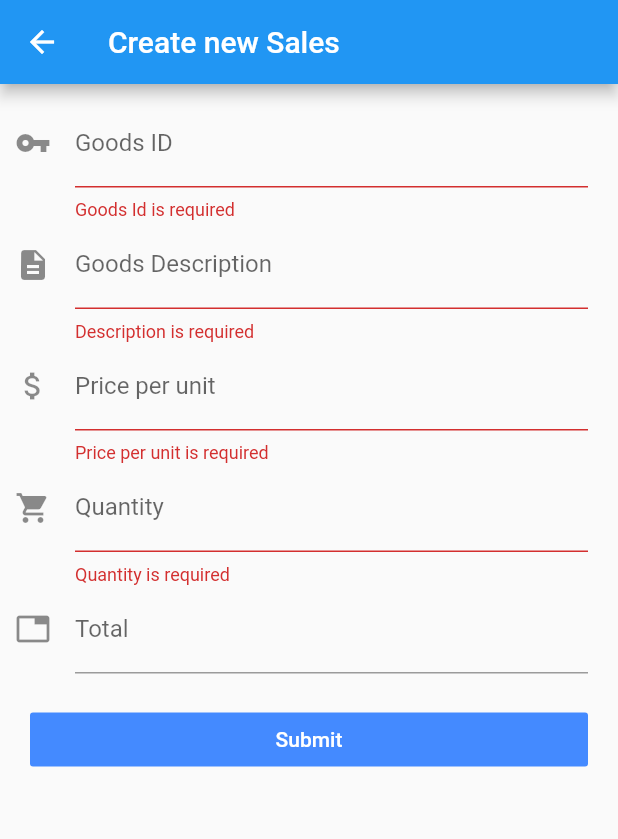
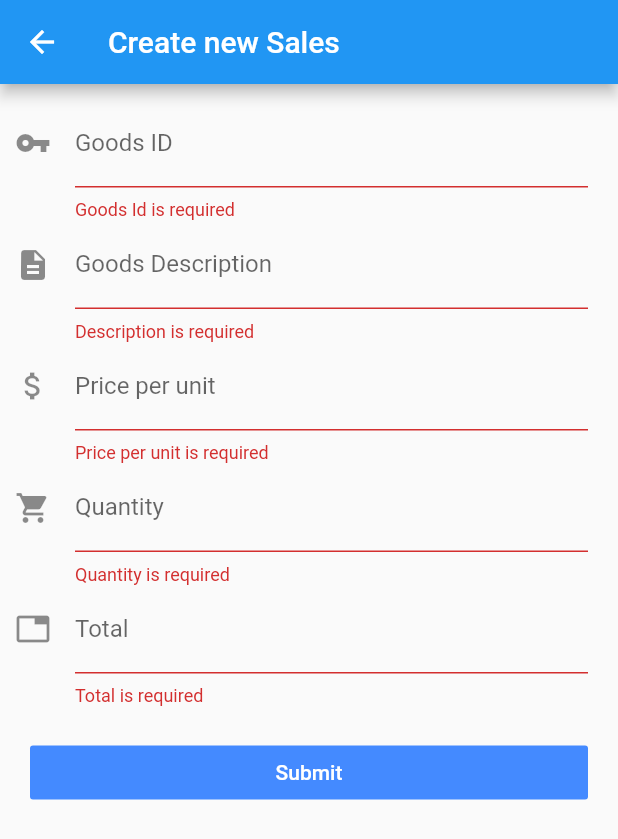
Before and after one commit to nischalshakya15/sales_mgmt, a Flutter app: the SalesForm screen opened directly, on a phone screen of 412 x 824 dp. Shown: the top 839 px of the screen. Run offline on Flutter 3.47's test engine with Material 2 defaults, Android fonts, the phone set to English and light mode, and no system bars; our stand-ins replace dio, flutter_secure_storage; accounts and stored records are empty; generated files the repository leaves out were written again.

Commit message:
Refactor sales form code

```diff
--- a/lib/org/personal/salemgmt/domain/sales/ui/sales_form.dart
+++ b/lib/org/personal/salemgmt/domain/sales/ui/sales_form.dart
@@ -14,6 +14,7 @@ class SalesForm extends StatefulWidget {
 
 class _SalesForm extends State<SalesForm> {
   final GlobalKey<FormState> _salesForm = GlobalKey<FormState>();
+
   final globalKey = GlobalKey<ScaffoldState>();
 
   void _submitForm() {
@@ -38,54 +39,75 @@ class _SalesForm extends State<SalesForm> {
         child: ListView(
           padding: EdgeInsets.fromLTRB(10, 10, 20, 20),
           children: <Widget>[
-            TextFormField(
-                decoration: InputDecoration(
-                    icon: Icon(Icons.vpn_key),
-                    hintText: "Enter goods Id",
-                    labelText: "Goods ID"),
-                validator: (val) => val.isEmpty ? 'Goods Id is required' : null,
-                onSaved: (val) => widget.sale.goodsId = val),
-            TextFormField(
-                decoration: InputDecoration(
-                    icon: Icon(Icons.description),
-                    hintText: "Enter description",
-                    labelText: "Goods Description"),
-                validator: (val) =>
-                    val.isEmpty ? 'Description is required' : null,
-                onSaved: (val) => widget.sale.description = val),
-            TextFormField(
-                decoration: InputDecoration(
-                    icon: Icon(Icons.attach_money),
-                    hintText: "Enter price per unit",
-                    labelText: "Price per unit"),
-                validator: (val) =>
-                    val.isEmpty ? 'Price per unit is required' : null,
-                onSaved: (val) => widget.sale.pricePerUnit = double.parse(val)),
-            TextFormField(
-                decoration: InputDecoration(
-                    icon: Icon(Icons.local_grocery_store),
-                    hintText: "Enter quantity",
-                    labelText: "Quantity"),
-                validator: (val) => val.isEmpty ? 'Quantity is required' : null,
-                onSaved: (val) => widget.sale.quantity = int.parse(val)),
-            TextFormField(
-                decoration: InputDecoration(
-                    icon: Icon(Icons.tab),
-                    hintText: "Total",
-                    labelText: "Total"),
-                onSaved: (val) => widget.sale.totalSales = double.parse(val)),
-            Container(
-                padding: EdgeInsets.only(left: 10.0, top: 20.0),
-                child: FlatButton(
-                  color: Colors.blueAccent,
-                  padding: EdgeInsets.all(8.0),
-                  textColor: Colors.white,
-                  child: Text('Submit'),
-                  onPressed: _submitForm,
-                ))
+            goodsIdTextFormField(),
+            goodsDescriptionTextFormField(),
+            pricePerUnitTextFormField(),
+            quantityTextFormField(),
+            totalSalesTextFormField(),
+            submitFlatButton()
           ],
         ),
       ),
     );
   }
+
+  Container submitFlatButton() {
+    return Container(
+        padding: EdgeInsets.only(left: 10.0, top: 20.0),
+        child: FlatButton(
+          color: Colors.blueAccent,
+          padding: EdgeInsets.all(8.0),
+          textColor: Colors.white,
+          child: Text('Submit'),
+          onPressed: _submitForm,
+        ));
+  }
+
+  TextFormField totalSalesTextFormField() {
+    return TextFormField(
+        decoration: InputDecoration(
+            icon: Icon(Icons.tab), hintText: "Total", labelText: "Total"),
+        validator: (val) => val.isEmpty ? 'Total is required' : null,
+        onSaved: (val) => widget.sale.totalSales = double.parse(val));
+  }
+
+  TextFormField quantityTextFormField() {
+    return TextFormField(
+        decoration: InputDecoration(
+            icon: Icon(Icons.local_grocery_store),
+            hintText: "Enter quantity",
+            labelText: "Quantity"),
+        validator: (val) => val.isEmpty ? 'Quantity is required' : null,
+        onSaved: (val) => widget.sale.quantity = int.parse(val));
+  }
+
+  TextFormField pricePerUnitTextFormField() {
+    return TextFormField(
+        decoration: InputDecoration(
+            icon: Icon(Icons.attach_money),
+            hintText: "Enter price per unit",
+            labelText: "Price per unit"),
+        validator: (val) => val.isEmpty ? 'Price per unit is required' : null,
+        onSaved: (val) => widget.sale.pricePerUnit = double.parse(val));
+  }
+
+  TextFormField goodsDescriptionTextFormField() {
+    return TextFormField(
+        decoration: InputDecoration(
+            icon: Icon(Icons.description),
+            hintText: "Enter description",
+            labelText: "Goods Description"),
+        validator: (val) => val.isEmpty ? 'Description is required' : null,
+        onSaved: (val) => widget.sale.description = val);
+  }
+
+  TextFormField goodsIdTextFormField() {
+    return TextFormField(
+        decoration: InputDecoration(
+            icon: Icon(Icons.vpn_key),
+            hintText: "Enter goods Id",
+            labelText: "Goods ID"),
+        validator: (val) => val.isEmpty ? 'Goods Id is required' : null,
+        onSaved: (val) => widget.sale.goodsId = val);
+  }
 }
--- a/lib/org/personal/salemgmt/utils/ui_utils.dart
+++ b/lib/org/personal/salemgmt/utils/ui_utils.dart
@@ -5,7 +5,7 @@ class UiUtils {
     final snackBar = SnackBar(
         content: Text(message),
         backgroundColor: color,
-        duration: Duration(seconds: 30));
+        duration: Duration(seconds: 5));
     globalKey.currentState.showSnackBar(snackBar);
   }
 }
```
